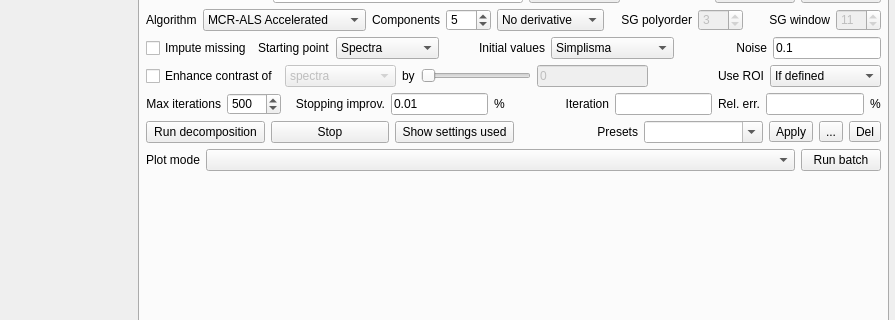
Old version of the form octavvs/decomp/decomposition.ui in the repository ctroein/octavvs; both pictures show x 325 to 1220 and y 85 to 405 of the 1220 by 785 pixel window.
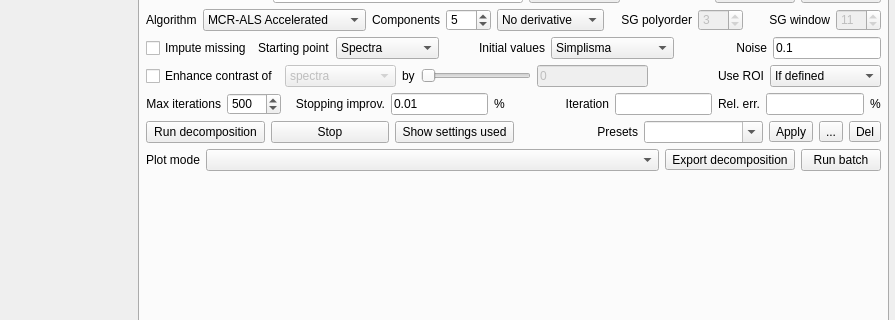
New version of the form. The open tabs and pages were chosen to show the change. Icons and pictures are not drawn. Custom widgets are drawn as their Qt base class.

Commit message: Export S and C

Patch:
```diff
--- a/octavvs/decomp/decomposition.ui
+++ b/octavvs/decomp/decomposition.ui
@@ -972,7 +972,7 @@
            </layout>
           </item>
           <item>
-           <layout class="QHBoxLayout" name="horizontalLayout_15" stretch="0,1,0">
+           <layout class="QHBoxLayout" name="horizontalLayout_15" stretch="0,1,0,0">
             <item>
              <widget class="QLabel" name="label_2">
               <property name="text">
@@ -990,6 +990,16 @@
               </property>
              </widget>
             </item>
+            <item>
+             <widget class="QToolButton" name="toolButtonExport">
+              <property name="text">
+               <string>Export decomposition</string>
+              </property>
+              <property name="popupMode">
+               <enum>QToolButton::InstantPopup</enum>
+              </property>
+             </widget>
+            </item>
             <item>
              <widget class="QPushButton" name="pushButtonRun">
               <property name="toolTip">
```
Left out of the diff: 2 changed lines with no effect on the pictures. The commit also changes 2 other files.
